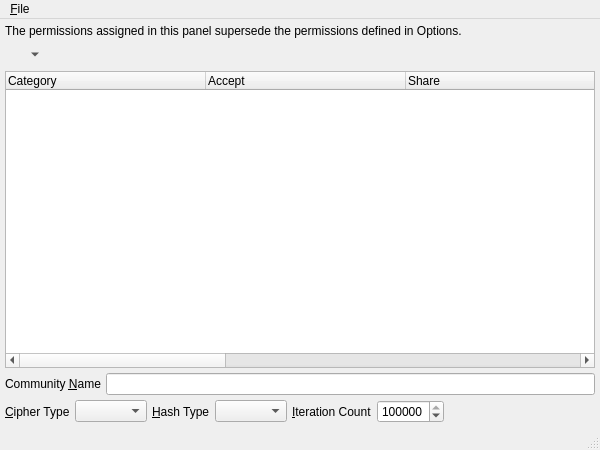
This is branches/trunk/UI/spot-on-echo-key-share.ui in textbrowser/spot-on as Qt 5 draws it before an edit. The edited form follows.
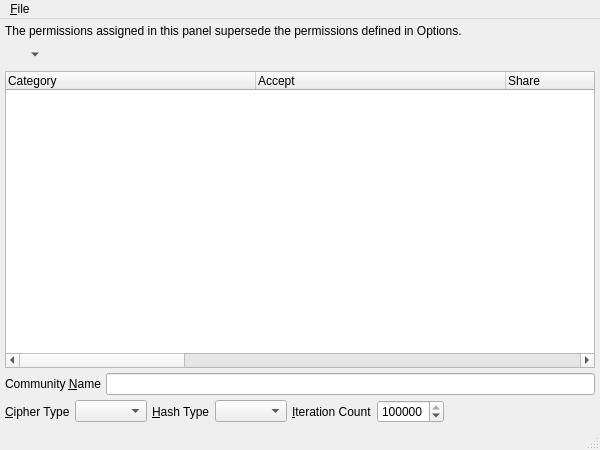
This is the edited form. Icons and pictures are not drawn.

What changed in the file:
```diff
--- a/branches/trunk/UI/spot-on-echo-key-share.ui
+++ b/branches/trunk/UI/spot-on-echo-key-share.ui
@@ -87,7 +87,7 @@
        <bool>true</bool>
       </property>
       <attribute name="headerDefaultSectionSize">
-       <number>200</number>
+       <number>250</number>
       </attribute>
       <column>
        <property name="text">
```
